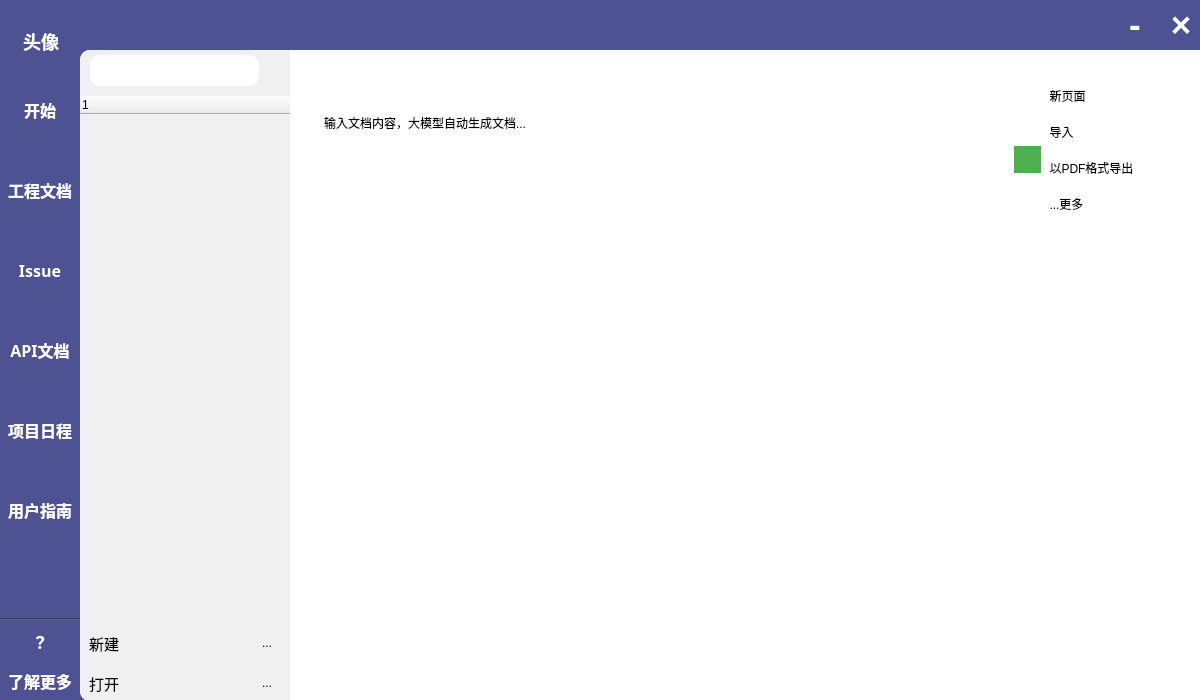
Qt form src/mainwindow.ui (luobiwen/LDocs) before a commit.
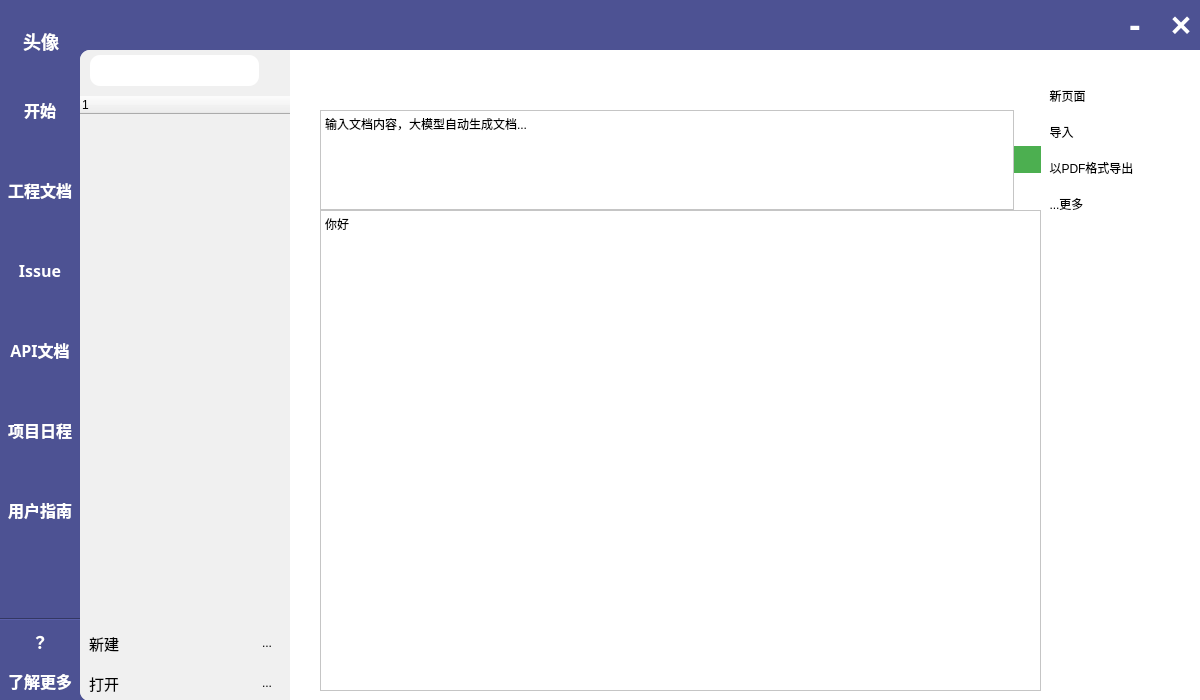
The same form after that commit. The open tabs and pages were chosen to show the change. Icons and pictures are not drawn.

Patch:
```diff
--- a/src/mainwindow.ui
+++ b/src/mainwindow.ui
@@ -1343,7 +1343,7 @@
        <rect>
         <x>740</x>
         <y>30</y>
-        <width>151</width>
+        <width>161</width>
         <height>143</height>
        </rect>
       </property>
@@ -1553,7 +1553,7 @@
              </size>
             </property>
             <property name="styleSheet">
-             <string notr="true">border:none;</string>
+             <string notr="true"/>
             </property>
             <property name="markdown">
              <string>输入文档内容，大模型自动生成文档...
@@ -1604,7 +1604,17 @@
        <item>
         <widget class="QTextEdit" name="textEdit_8">
          <property name="styleSheet">
-          <string notr="true">border:none;</string>
+          <string notr="true"/>
+         </property>
+         <property name="html">
+          <string>&lt;!DOCTYPE HTML PUBLIC &quot;-//W3C//DTD HTML 4.0//EN&quot; &quot;http://www.w3.org/TR/REC-html40/strict.dtd&quot;&gt;
+&lt;html&gt;&lt;head&gt;&lt;meta name=&quot;qrichtext&quot; content=&quot;1&quot; /&gt;&lt;meta charset=&quot;utf-8&quot; /&gt;&lt;style type=&quot;text/css&quot;&gt;
+p, li { white-space: pre-wrap; }
+hr { height: 1px; border-width: 0; }
+li.unchecked::marker { content: &quot;\2610&quot;; }
+li.checked::marker { content: &quot;\2612&quot;; }
+&lt;/style&gt;&lt;/head&gt;&lt;body style=&quot; font-family:'Microsoft YaHei UI'; font-size:9pt; font-weight:400; font-style:normal;&quot;&gt;
+&lt;p style=&quot; margin-top:0px; margin-bottom:0px; margin-left:0px; margin-right:0px; -qt-block-indent:0; text-indent:0px;&quot;&gt;你好&lt;/p&gt;&lt;/body&gt;&lt;/html&gt;</string>
          </property>
         </widget>
        </item>
```
Left out of the diff: 6 changed lines with no effect on the pictures.
